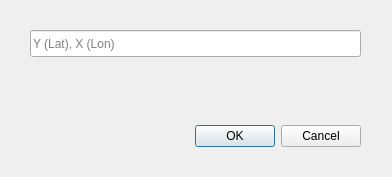
This is ui/goto.ui in nyanyaon/GeoKKP-GIS as Qt 5 draws it before an edit. The edited form follows.
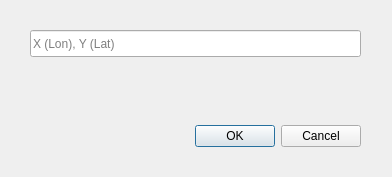
This is the edited form. Custom widgets are drawn as their Qt base class.

Diff of the .ui file:
```diff
--- a/ui/goto.ui
+++ b/ui/goto.ui
@@ -39,7 +39,7 @@
     </rect>
    </property>
    <property name="placeholderText">
-    <string>Y (Lat), X (Lon)</string>
+    <string>X (Lon), Y (Lat)</string>
    </property>
    <property name="qgisRelation" stdset="0">
     <string notr="true"/>
```
